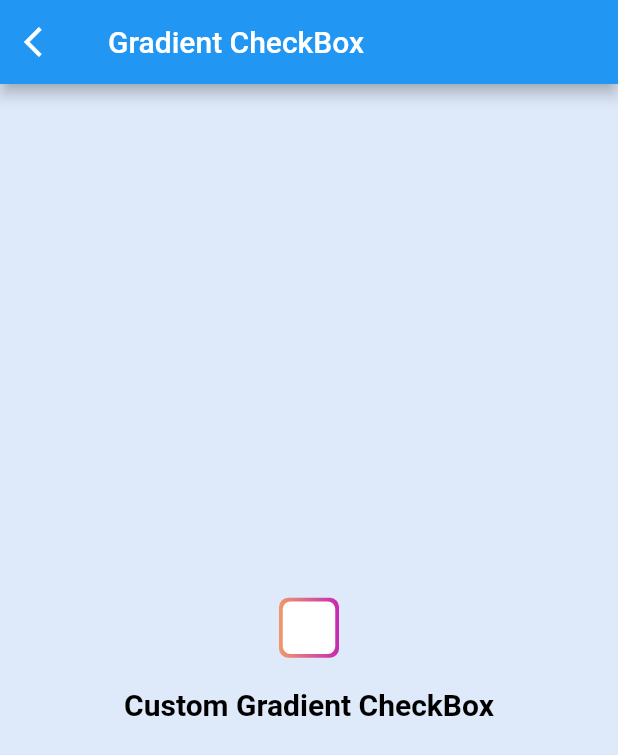
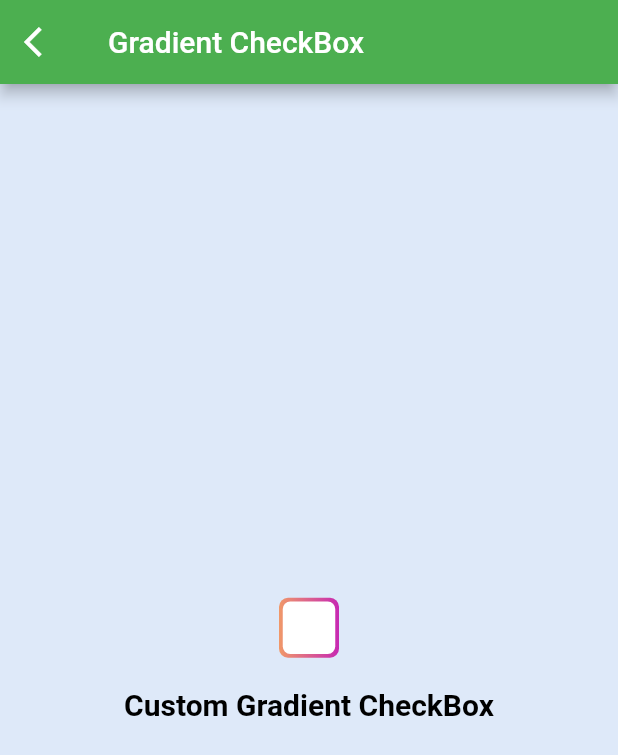
Before and after one commit to risheetajain/gradient_widgets, a Flutter app: the screen it shows after launch, after a tap on "Gradient CheckBox", on a phone screen of 412 x 824 dp. Shown: the top 755 px of the screen. Run offline on Flutter 3.47's test engine with Material 2 defaults, Android fonts, the light colour scheme and no system bars.

Commit message:
Custom Gradient Checkbox code added

```diff
--- a/lib/home.dart
+++ b/lib/home.dart
@@ -1,7 +1,6 @@
 import 'package:flutter/material.dart';
 
 import 'constants/routes.dart';
-import 'widgets/custom_gradient_checkbox.dart';
 
 class Home extends StatefulWidget {
   const Home({Key? key}) : super(key: key);
@@ -22,11 +21,12 @@ class _HomeState extends State<Home> {
           const SliverGridDelegateWithFixedCrossAxisCount(crossAxisCount: 2),
       itemBuilder: (_, index) {
         return InkWell(
-          onTap: (){
+          onTap: () {
             Navigator.pushNamed(context, routers[index]);
           },
           child: Container(
-            color:Colors.blue,
+            color: Colors.green,
+            height: 100,
             child: Center(
               child: Text(
                 text[index],
--- a/lib/main.dart
+++ b/lib/main.dart
@@ -34,7 +34,7 @@
         // or simply save your changes to "hot reload" in a Flutter IDE).
         // Notice that the counter didn't reset back to zero; the application
         // is not restarted.
-        primarySwatch: Colors.blue,
+        primarySwatch: Colors.green,
       ),
       initialRoute: home,
       routes: {
--- a/lib/widgets/custom_gradient_checkbox.dart
+++ b/lib/widgets/custom_gradient_checkbox.dart
@@ -1,6 +1,4 @@
 import 'package:flutter/material.dart';
-
-import '../constants/colors.dart';
 
 //You can also use stateful builder instead of stateful widget
 class GradientCheckBox extends StatefulWidget {
@@ -23,23 +21,30 @@ class _GradientCheckBoxState extends State<GradientCheckBox> {
             },
           ),
           title: const Text('Gradient CheckBox'),
-          backgroundColor: Colors.blue,
+          backgroundColor: Colors.green,
         ),
         body: Center(
           child: Column(
             mainAxisAlignment: MainAxisAlignment.center,
             children: [
               Container(
+                //Fixed height and width is given so that it won't get change in responsiveness
                 width: 40,
                 height: 40,
-                alignment: Alignment.center,
-                decoration: BoxDecoration(
+                alignment: Alignment.center, //Alignment as center
+                decoration: const BoxDecoration(
                   //TODO: you can change here gradient color
-                  gradient: yellowLinearGradient,
-                  borderRadius: const BorderRadius.all(Radius.circular(6)),
+                  gradient: LinearGradient(
+                    colors: [
+                      Color(0xFFF09869),
+                      Color(0xFFC729B2),
+                    ],
+                  ),
+                  borderRadius: BorderRadius.all(Radius.circular(6)),
                 ),
                 child: InkWell(
                   onTap: () {
+                    //To change the state of isChecked variable
                     setState(() {
                       isChecked = !isChecked;
                     });
@@ -62,7 +67,7 @@ class _GradientCheckBoxState extends State<GradientCheckBox> {
               ),
               Text(
                 'Custom Gradient CheckBox',
-                style: Theme.of(context).textTheme.headline3,
+                style: Theme.of(context).textTheme.displaySmall,
               ),
             ],
           ),
--- a/pubspec.yaml
+++ b/pubspec.yaml
@@ -18,7 +18,7 @@ publish_to: 'none' # Remove this line if you wish to publish to pub.dev
 version: 1.0.0+1
 
 environment:
-  sdk: ">=2.16.2 <3.0.0"
+  sdk: ">=2.18.2 <3.0.0"
 
 # Dependencies specify other packages that your package needs in order to work.
 # To automatically upgrade your package dependencies to the latest versions
```
Also changed, not shown: pubspec.lock, 16 other files.
